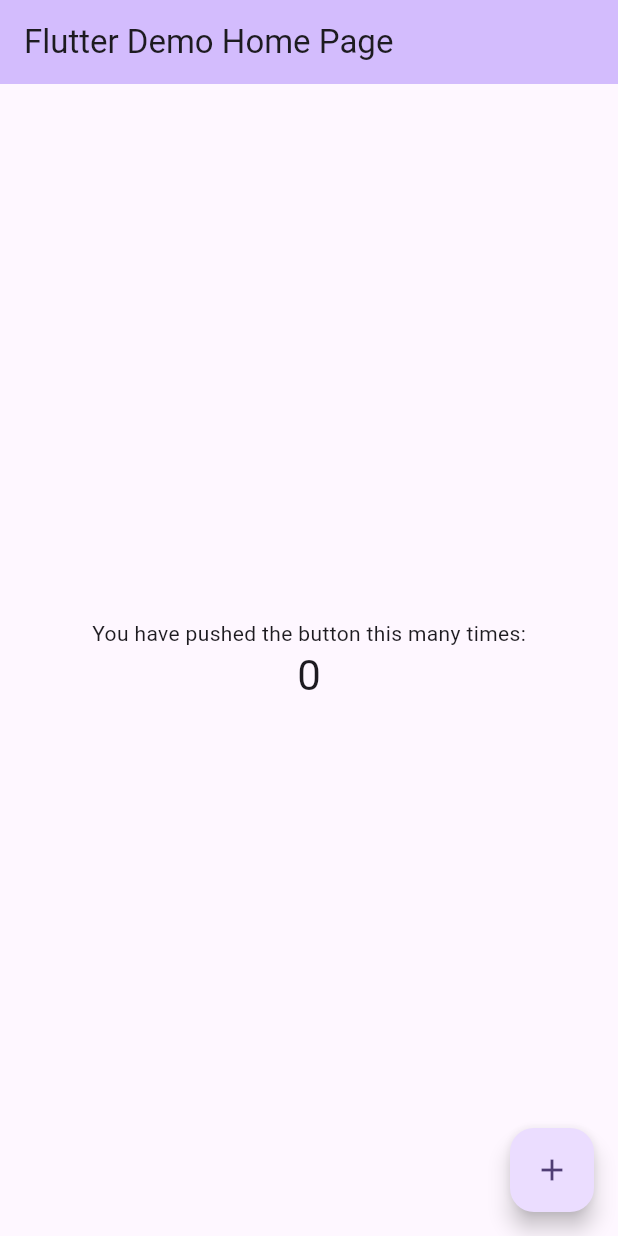
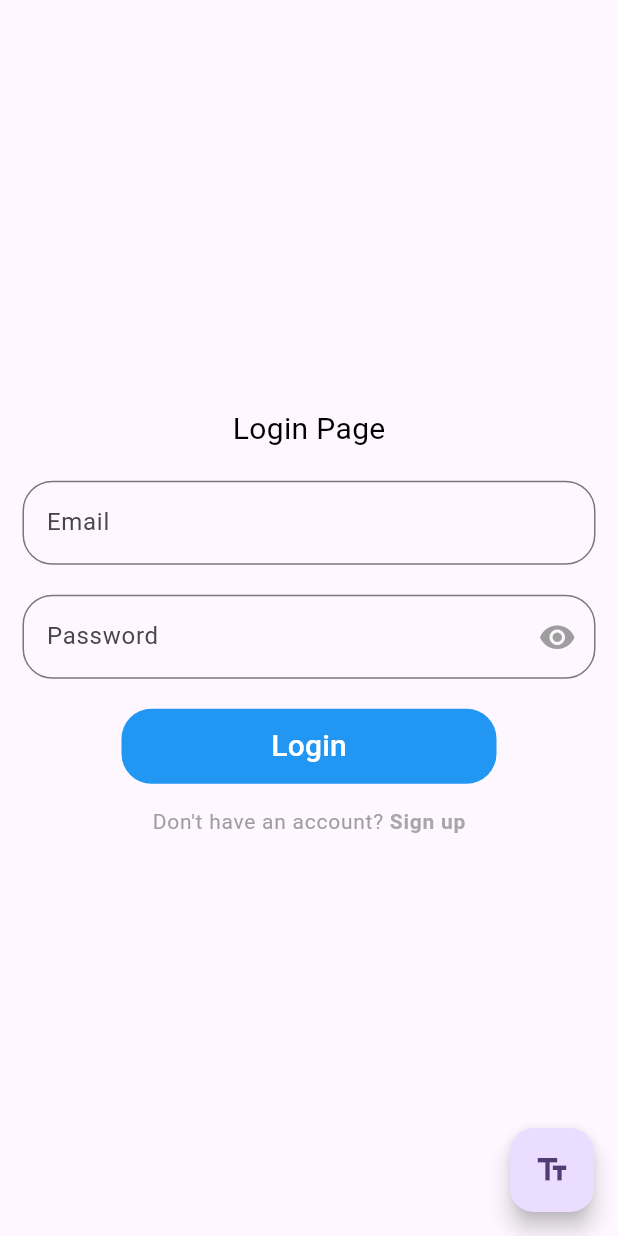
Before and after one commit to pioneer0102/Flutter_Mobile, a Flutter app: the screen it shows after launch, on a phone screen of 412 x 824 dp. Run offline on Flutter 3.47's test engine with Material 3 defaults, Android fonts, the phone set to English and light mode, and no system bars; our stand-ins replace email_validator, font_awesome_flutter.

Commit message:
login and provider

```diff
--- /dev/null
+++ b/lib/components/login/login.dart
@@ -0,0 +1,227 @@
+import 'package:email_validator/email_validator.dart';
+import 'package:flutter/material.dart';
+import 'package:font_awesome_flutter/font_awesome_flutter.dart';
+import 'package:my_flutter/components/nextPage/nextPage.dart';
+// import 'package:myflutter/Animation/Fade_Animation.dart';
+
+class FormData {
+  String? email;
+  String? password;
+  FormData({this.email, this.password});
+}
+
+class Login extends StatefulWidget {
+  const Login({Key? key}) : super(key: key);
+
+  @override
+  State<Login> createState() => _LoginState();
+}
+
+class _LoginState extends State<Login> {
+  // Color enabled = const Color.fromARGB(255, 63, 56, 89);
+  // Color enabledtxt = Colors.white;
+  // Color disable = Colors.grey;
+  // Color backgroundColor = const Color(0xFF1F1A30);
+  // bool ispasswordev = true;
+  // FormData selected = FormData();
+  late String _errorEmail;
+  late String _errorPassword;
+  bool passwordVisible = true;
+
+  TextEditingController emailController = TextEditingController();
+  TextEditingController passwordController = TextEditingController();
+
+  @override
+  void initState() {
+    _errorEmail = '';
+    _errorPassword = '';
+    super.initState();
+  }
+
+  @override
+  void dispose() {
+    emailController.dispose();
+    passwordController.dispose();
+    super.dispose();
+  }
+
+  String? validateEmail(String value) {
+    if (!EmailValidator.validate(value) || value.isEmpty) {
+      return "Your email is not valid";
+    }
+    return null;
+  }
+
+  String? validatePassword(String value) {
+    if (value.length < 8) {
+      return "Your password is too short";
+    }
+    return null;
+  }
+
+  void handleLogin() {
+    // selected.email = emailController.text;
+    // selected.password = passwordController.text;
+    String? emailError = validateEmail(emailController.text);
+    String? passwordError = validatePassword(passwordController.text);
+    setState(() {
+      _errorEmail = emailError ?? '';
+      _errorPassword = passwordError ?? '';
+      if (emailError == null && passwordError == null) {
+        // print(emailController.text + passwordController.text);
+        Navigator.push(
+            context, MaterialPageRoute(builder: (context) => const NextPage()));
+      }
+    });
+  }
+
+  @override
+  Widget build(BuildContext context) {
+    return Scaffold(
+      body: Container(
+          decoration: const BoxDecoration(
+              // gradient: LinearGradient(
+              //     begin: Alignment.topLeft,
+              //     end: Alignment.bottomRight,
+              //     //     stops: const [
+              //     //   0.1,
+              //     //   0.4,
+              //     //   0.7,
+              //     //   0.9
+              //     // ],
+              //     colors: [
+              //   Colors.lightGreen,
+              //   Colors.blue,
+              //   // HexColor("#4b4293").withOpacity(0.8),
+              //   // HexColor("#4b4293"),
+              //   // HexColor("#08418e"),
+              //   // HexColor("#08418e")
+              // ])
+              ),
+          child: Center(
+              child: SingleChildScrollView(
+            child: Column(
+              mainAxisAlignment: MainAxisAlignment.center,
+              children: <Widget>[
+                const Padding(
+                    padding: EdgeInsets.only(top: 5.0),
+                    child: Text("Login Page",
+                        style: TextStyle(color: Colors.black, fontSize: 20))),
+                Padding(
+                    padding: const EdgeInsets.only(
+                        top: 20.0, left: 15.0, right: 15.0),
+                    child: TextField(
+                      controller: emailController,
+                      decoration: InputDecoration(
+                          border: const OutlineInputBorder(
+                              borderRadius:
+                                  BorderRadius.all(Radius.circular(20))),
+                          focusedBorder: const OutlineInputBorder(
+                              borderRadius:
+                                  BorderRadius.all(Radius.circular(20))),
+                          labelText: 'Email',
+                          hintText: 'Enter valid email as abc@gmail.com',
+                          errorText: (_errorEmail != '') ? _errorEmail : null),
+                    )),
+                Padding(
+                    padding: const EdgeInsets.only(
+                        left: 15.0, right: 15.0, top: 20, bottom: 20),
+                    child: TextField(
+                      controller: passwordController,
+                      obscureText: passwordVisible,
+                      decoration: InputDecoration(
+                        border: const OutlineInputBorder(
+                            borderRadius:
+                                BorderRadius.all(Radius.circular(20))),
+                        focusedBorder: const OutlineInputBorder(
+                            borderRadius:
+                                BorderRadius.all(Radius.circular(20))),
+                        labelText: 'Password',
+                        hintText: 'Enter secure password',
+                        errorText:
+                            (_errorPassword != '') ? _errorPassword : null,
+                        suffixIcon: GestureDetector(
+                          onTap: () {
+                            setState(() {
+                              passwordVisible = !passwordVisible;
+                            });
+                          },
+                          child: Container(
+                              margin: const EdgeInsets.all(13),
+                              child: Icon(
+                                  passwordVisible
+                                      ? Icons.remove_red_eye_sharp
+                                      : FontAwesomeIcons.eyeSlash,
+                                  color: Colors.grey,
+                                  size: 25)),
+                        ),
+                      ),
+                    )),
+                Container(
+                  height: 50,
+                  width: 250,
+                  decoration: BoxDecoration(
+                      color: Colors.blue,
+                      borderRadius: BorderRadius.circular(20)),
+                  child: ElevatedButton(
+                    onPressed: () {
+                      handleLogin();
+                      // Navigator.pushNamed(context, '/next');
+                    },
+                    style: ElevatedButton.styleFrom(
+                        backgroundColor: Colors.transparent, elevation: 0),
+                    child: const Text(
+                      'Login',
+                      style: TextStyle(color: Colors.white, fontSize: 20),
+                    ),
+                  ),
+                ),
+                const SizedBox(
+                  height: 15,
+                ),
+                Row(
+                  mainAxisAlignment: MainAxisAlignment.center,
+                  mainAxisSize: MainAxisSize.min,
+                  children: [
+                    const Text("Don't have an account? ",
+                        style: TextStyle(
+                          color: Colors.grey,
+                          letterSpacing: 0.5,
+                        )),
+                    GestureDetector(
+                      onTap: () {
+                        Navigator.pushNamed(context, '/next');
+                      },
+                      child: Text("Sign up",
+                          style: TextStyle(
+                              color: Colors.grey.withOpacity(0.9),
+                              fontWeight: FontWeight.bold,
+                              letterSpacing: 0.5,
+                              fontSize: 14)),
+                    ),
+                  ],
+                ),
+              ],
+            ),
+          ))),
+      floatingActionButton: FloatingActionButton(
+        // When the user presses the button, show an alert dialog containing
+        // the text that the user has entered into the text field.
+        onPressed: () {
+          showDialog(
+            context: context,
+            builder: (context) {
+              return AlertDialog(
+                // Retrieve the text the that user has entered by using the
+                // TextEditingController.
+                content: Text(emailController.text),
+              );
+            },
+          );
+        },
+        tooltip: 'Show me the value!',
+        child: const Icon(Icons.text_fields),
+      ),
+    );
+  }
+}
--- a/lib/main.dart
+++ b/lib/main.dart
@@ -1,7 +1,17 @@
 import 'package:flutter/material.dart';
+import 'package:my_flutter/components/login/login.dart';
+import 'package:my_flutter/components/nextPage/nextPage.dart';
+import 'package:my_flutter/providers/provider.dart';
+import 'package:provider/provider.dart';
 
 void main() {
-  runApp(const MyApp());
+  runApp(MultiProvider(
+    providers: [
+      ChangeNotifierProvider(
+          create: (BuildContext context) => CounterProvider())
+    ],
+    child: const MyApp(),
+  ));
 }
 
 class MyApp extends StatelessWidget {
@@ -31,95 +41,8 @@ class MyApp extends StatelessWidget {
         colorScheme: ColorScheme.fromSeed(seedColor: Colors.deepPurple),
         useMaterial3: true,
       ),
-      home: const MyHomePage(title: 'Flutter Demo Home Page'),
+      home: const Login(),
+      routes: {'/next': (context) => const NextPage()},
     );
   }
 }
-
-class MyHomePage extends StatefulWidget {
-  const MyHomePage({super.key, required this.title});
-
-  // This widget is the home page of your application. It is stateful, meaning
-  // that it has a State object (defined below) that contains fields that affect
-  // how it looks.
-
-  // This class is the configuration for the state. It holds the values (in this
-  // case the title) provided by the parent (in this case the App widget) and
-  // used by the build method of the State. Fields in a Widget subclass are
-  // always marked "final".
-
-  final String title;
-
-  @override
-  State<MyHomePage> createState() => _MyHomePageState();
-}
-
-class _MyHomePageState extends State<MyHomePage> {
-  int _counter = 0;
-
-  void _incrementCounter() {
-    setState(() {
-      // This call to setState tells the Flutter framework that something has
-      // changed in this State, which causes it to rerun the build method below
-      // so that the display can reflect the updated values. If we changed
-      // _counter without calling setState(), then the build method would not be
-      // called again, and so nothing would appear to happen.
-      _counter++;
-    });
-  }
-
-  @override
-  Widget build(BuildContext context) {
-    // This method is rerun every time setState is called, for instance as done
-    // by the _incrementCounter method above.
-    //
-    // The Flutter framework has been optimized to make rerunning build methods
-    // fast, so that you can just rebuild anything that needs updating rather
-    // than having to individually change instances of widgets.
-    return Scaffold(
-      appBar: AppBar(
-        // TRY THIS: Try changing the color here to a specific color (to
-        // Colors.amber, perhaps?) and trigger a hot reload to see the AppBar
-        // change color while the other colors stay the same.
-        backgroundColor: Theme.of(context).colorScheme.inversePrimary,
-        // Here we take the value from the MyHomePage object that was created by
-        // the App.build method, and use it to set our appbar title.
-        title: Text(widget.title),
-      ),
-      body: Center(
-        // Center is a layout widget. It takes a single child and positions it
-        // in the middle of the parent.
-        child: Column(
-          // Column is also a layout widget. It takes a list of children and
-          // arranges them vertically. By default, it sizes itself to fit its
-          // children horizontally, and tries to be as tall as its parent.
-          //
-          // Column has various properties to control how it sizes itself and
-          // how it positions its children. Here we use mainAxisAlignment to
-          // center the children vertically; the main axis here is the vertical
-          // axis because Columns are vertical (the cross axis would be
-          // horizontal).
-          //
-          // TRY THIS: Invoke "debug painting" (choose the "Toggle Debug Paint"
-          // action in the IDE, or press "p" in the console), to see the
-          // wireframe for each widget.
-          mainAxisAlignment: MainAxisAlignment.center,
-          children: <Widget>[
-            const Text(
-              'You have pushed the button this many times:',
-            ),
-            Text(
-              '$_counter',
-              style: Theme.of(context).textTheme.headlineMedium,
-            ),
-          ],
-        ),
-      ),
-      floatingActionButton: FloatingActionButton(
-        onPressed: _incrementCounter,
-        tooltip: 'Increment',
-        child: const Icon(Icons.add),
-      ), // This trailing comma makes auto-formatting nicer for build methods.
-    );
-  }
-}
--- a/pubspec.yaml
+++ b/pubspec.yaml
@@ -35,6 +35,9 @@ dependencies:
   # The following adds the Cupertino Icons font to your application.
   # Use with the CupertinoIcons class for iOS style icons.
   cupertino_icons: ^1.0.2
+  email_validator: ^2.1.17
+  font_awesome_flutter: ^10.6.0
+  provider: ^6.1.1
 
 dev_dependencies:
   flutter_test:
```
Also changed, not shown: lib/components/nextPage/nextPage.dart (added, +33 -0 lines), lib/providers/provider.dart (added, +17 -0 lines), pubspec.lock.
